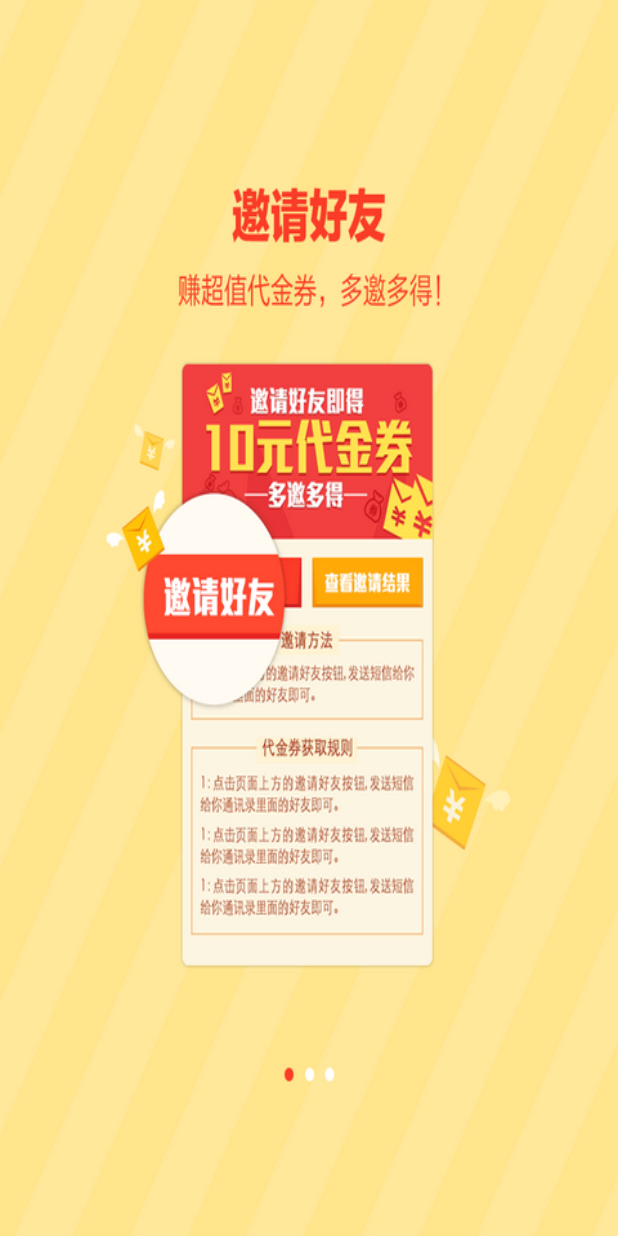
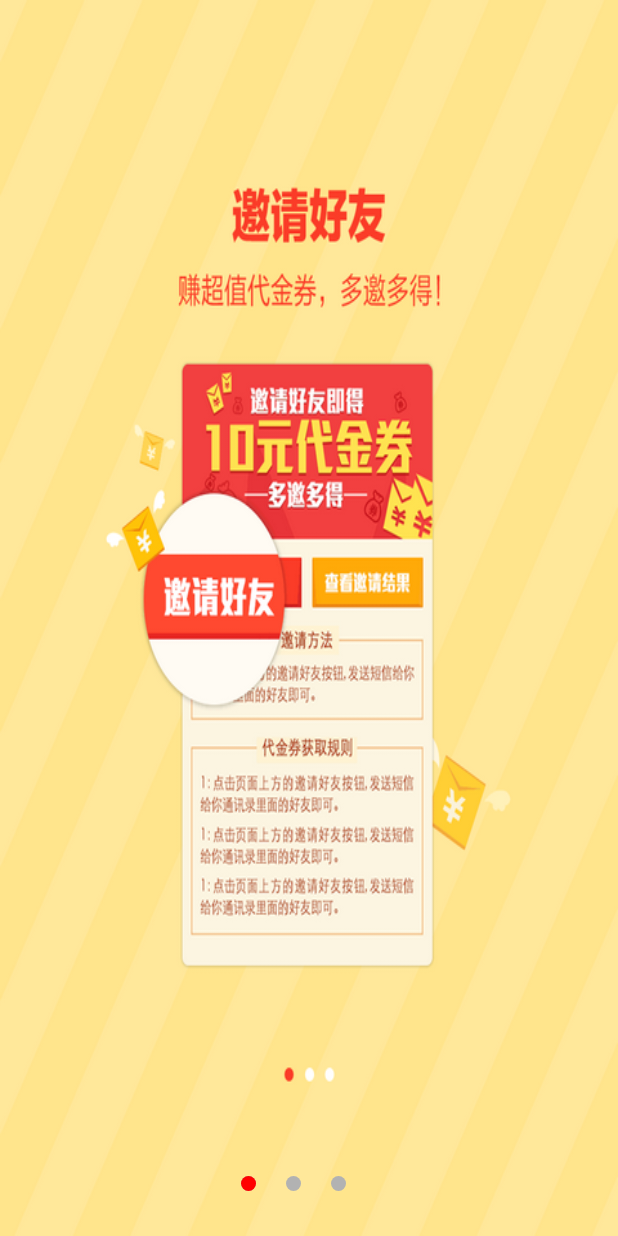
Before and after one commit to lsyz0021/MyNews, an Android app: the screen it shows after launch (GuideActivity), on a phone screen of 412 x 824 dp. Run offline under Robolectric (Android 15) with nearby library versions, the phone set to English and light mode, and no system bars; our stand-ins replace ButterKnife.

Commit message:
完成GuideActivity 小圆点

```diff
--- a/app/src/main/java/com/bandeng/mynews/activity/GuideActivity.java
+++ b/app/src/main/java/com/bandeng/mynews/activity/GuideActivity.java
@@ -5,14 +5,18 @@ import android.os.Bundle;
 import android.support.v4.view.ViewPager;
 import android.support.v7.app.AppCompatActivity;
 import android.view.View;
+import android.view.ViewTreeObserver;
 import android.view.WindowManager;
 import android.widget.Button;
 import android.widget.ImageView;
+import android.widget.LinearLayout;
+import android.widget.RelativeLayout;
 
 import com.bandeng.mynews.R;
 import com.bandeng.mynews.adapter.GuidePagerAdapter;
 import com.bandeng.mynews.utils.MyConstant;
 import com.bandeng.mynews.utils.SPUtils;
+import com.bandeng.mynews.utils.Uiutil;
 
 import java.util.ArrayList;
 
@@ -24,10 +28,14 @@ public class GuideActivity extends AppCompatActivity {
 
     @BindView(R.id.btn_guide_open)
     Button btnGuideOpen;
-
-
     @BindView(R.id.vp_guide_viewpager)
     ViewPager mGuide_ViewPager;
+
+    int[] imgID = {R.drawable.guide_1, R.drawable.guide_2, R.drawable.guide_3};
+    @BindView(R.id.ll_container_gray_point)
+    LinearLayout mContainerGrayPoint;
+    @BindView(R.id.img_guide_red_point)
+    View imgGuideRedPoint;
 
     @Override
     protected void onCreate(Bundle savedInstanceState) {
@@ -36,12 +44,38 @@ public class GuideActivity extends AppCompatActivity {
         setContentView(R.layout.activity_guide);
         ButterKnife.bind(this);
 
-        // 如果不是第一次进入就直接进入splash界面，只有在banner的最后一页点击进入才将Constant.ISFIRSTOPEN的值为true
+        // 如果不是第一次进入就直接进入splash界面，只有在banner的最后一页点击进入才将Constant.ISFIRSTOPEN的值为false
         if (!SPUtils.getBoolean(this, MyConstant.ISFIRSTOPEN, true)) {
             Intent intent = new Intent(this, SplashActivity.class);
             startActivity(intent);
             finish();
         }
+        // 创建小红点
+        createGrayPoint();
+
+    }
+
+    /**
+     * 创建小灰色点
+     */
+    private void createGrayPoint() {
+        for (int id : imgID) {
+            View view = new View(this);
+            view.setBackgroundResource(R.drawable.guide_gray_point_shape);
+            // 直径为10dp是圆
+            LinearLayout.LayoutParams layoutParams = new LinearLayout.LayoutParams(Uiutil.dip2px(this, 10), Uiutil.dip2px(this, 10));
+            // 圆点的距离为20dp
+            layoutParams.rightMargin = Uiutil.dip2px(this, 20);
+            mContainerGrayPoint.addView(view, layoutParams);
+        }
+        // 通过视图树监听获取 两个圆点间的width值
+        imgGuideRedPoint.getViewTreeObserver().addOnGlobalLayoutListener(new ViewTreeObserver.OnGlobalLayoutListener() {
+            @Override
+            public void onGlobalLayout() {
+                int width = mContainerGrayPoint.getChildAt(1).getLeft() - mContainerGrayPoint.getChildAt(0).getLeft();
+                imgGuideRedPoint.getViewTreeObserver().removeGlobalOnLayoutListener(this);
+            }
+        });
 
     }
 
@@ -52,8 +86,10 @@ public class GuideActivity extends AppCompatActivity {
         initViewPager();
     }
 
+    /**
+     * 初始化ViewPager
+     */
     private void initViewPager() {
-        int[] imgID = {R.drawable.guide_1, R.drawable.guide_2, R.drawable.guide_3};
         final ArrayList<ImageView> imageViews = new ArrayList<>();
         for (int id : imgID) {
             ImageView imageView = new ImageView(this);
@@ -61,18 +97,34 @@ public class GuideActivity extends AppCompatActivity {
             imageViews.add(imageView);
         }
 
-        GuidePagerAdapter pagerAdapter = new GuidePagerAdapter(imageViews);
+        final GuidePagerAdapter pagerAdapter = new GuidePagerAdapter(imageViews);
         mGuide_ViewPager.setAdapter(pagerAdapter);
 
         // 设置监听
         mGuide_ViewPager.addOnPageChangeListener(new ViewPager.OnPageChangeListener() {
+            int width = 0;
+
+            //position : 条目的位置 positionOffset : 移动的偏移的百分比 positionOffsetPixels : 移动的偏移的像素
             @Override
             public void onPageScrolled(int position, float positionOffset, int positionOffsetPixels) {
+                // 获取两个圆点间的距离
+                if (width == 0) {
+                    width = (mContainerGrayPoint.getChildAt(1).getLeft() - mContainerGrayPoint.getChildAt(0).getLeft());
+                }
+                // 红色圆点的移动方法1（设置红色圆点移动的参数）
+                RelativeLayout.LayoutParams layoutParams = (RelativeLayout.LayoutParams) imgGuideRedPoint.getLayoutParams();
+                layoutParams.leftMargin = (int) (width * position + width * positionOffset);
+                imgGuideRedPoint.setLayoutParams(layoutParams);
             }
 
             @Override
             public void onPageSelected(int position) {
+                // 判断按钮是否显示
                 btnGuideOpen.setVisibility(position == imageViews.size() - 1 ? View.VISIBLE : View.GONE);
+                // 红色圆点的移动方法2（ 选中后灰色圆点变成红色）
+                for (int i = 0; i <= mContainerGrayPoint.getChildCount() - 1; i++)
+                    mContainerGrayPoint.getChildAt(i).setBackgroundResource(position == i ?
+                            R.drawable.guide_red_point_shape : R.drawable.guide_gray_point_shape);
             }
 
             @Override
--- /dev/null
+++ b/app/src/main/java/com/bandeng/mynews/utils/Uiutil.java
@@ -0,0 +1,25 @@
+package com.bandeng.mynews.utils;
+
+import android.content.Context;
+
+/**
+ * Created by Lilu on 2017/2/18.
+ */
+
+public class Uiutil {
+    /**
+     * 根据手机的分辨率从 dip 的单位 转成为 px(像素)
+     */
+    public static int dip2px(Context context, float dpValue) {
+        final float scale = context.getResources().getDisplayMetrics().density;  //获取手机的屏幕的密度
+        return (int) (dpValue * scale + 0.5f);
+    }
+
+    /**
+     * 根据手机的分辨率从 px(像素) 的单位 转成为 dp
+     */
+    public static int px2dip(Context context, float pxValue) {
+        final float scale = context.getResources().getDisplayMetrics().density;
+        return (int) (pxValue / scale + 0.5f);
+    }
+}
--- /dev/null
+++ b/app/src/main/res/drawable/guide_gray_point_shape.xml
@@ -0,0 +1,5 @@
+<?xml version="1.0" encoding="utf-8"?>
+<shape xmlns:android="http://schemas.android.com/apk/res/android"
+    android:shape="oval">
+    <solid android:color="@color/vpi__bright_foreground_disabled_holo_light" />
+</shape>
--- /dev/null
+++ b/app/src/main/res/drawable/guide_red_point_shape.xml
@@ -0,0 +1,5 @@
+<?xml version="1.0" encoding="utf-8"?>
+<shape xmlns:android="http://schemas.android.com/apk/res/android"
+    android:shape="oval">
+    <solid android:color="@color/color_tab_text_checked" />
+</shape>
--- a/app/src/main/res/drawable/shape_red_corners_button_normal.xml
+++ b/app/src/main/res/drawable/shape_red_corners_button_normal.xml
@@ -1,5 +1,5 @@
 <?xml version="1.0" encoding="utf-8"?>
 <shape xmlns:android="http://schemas.android.com/apk/res/android">
     <solid android:color="@color/color_btn_red_normal" />
-    <corners android:radius="20px" />
+    <corners android:radius="8dp" />
 </shape>
--- a/app/src/main/res/drawable/shape_red_corners_button_pressed.xml
+++ b/app/src/main/res/drawable/shape_red_corners_button_pressed.xml
@@ -1,5 +1,5 @@
 <?xml version="1.0" encoding="utf-8"?>
 <shape xmlns:android="http://schemas.android.com/apk/res/android">
     <solid android:color="@color/color_btn_red_pressed" />
-    <corners android:radius="20px" />
+    <corners android:radius="8dp" />
 </shape>
--- a/app/src/main/res/layout/activity_guide.xml
+++ b/app/src/main/res/layout/activity_guide.xml
@@ -1,7 +1,6 @@
 <?xml version="1.0" encoding="utf-8"?>
 <RelativeLayout xmlns:android="http://schemas.android.com/apk/res/android"
     xmlns:tools="http://schemas.android.com/tools"
-    android:id="@+id/activity_guide"
     android:layout_width="match_parent"
     android:layout_height="match_parent"
     tools:context="com.bandeng.mynews.activity.GuideActivity">
@@ -9,7 +8,10 @@
     <android.support.v4.view.ViewPager
         android:id="@+id/vp_guide_viewpager"
         android:layout_width="match_parent"
-        android:layout_height="match_parent" />
+        android:layout_height="match_parent"
+        android:layout_alignParentLeft="true"
+        android:layout_alignParentStart="true"
+        android:layout_alignParentTop="true" />
 
     <Button
         android:id="@+id/btn_guide_open"
@@ -22,4 +24,27 @@
         android:text="@string/guide_btn_text"
         android:textColor="@color/guide_btn_text_color_selector"
         android:visibility="gone" />
+
+    <RelativeLayout
+        android:layout_width="wrap_content"
+        android:layout_height="wrap_content"
+        android:layout_alignParentBottom="true"
+        android:layout_centerHorizontal="true"
+        android:layout_marginBottom="@dimen/large_30">
+
+        <LinearLayout
+            android:id="@+id/ll_container_gray_point"
+            android:layout_width="wrap_content"
+            android:layout_height="wrap_content"
+            android:orientation="horizontal" />
+
+        <View
+            android:id="@+id/img_guide_red_point"
+            android:layout_width="@dimen/small_10"
+            android:layout_height="@dimen/small_10"
+            android:background="@drawable/guide_red_point_shape" />
+
+    </RelativeLayout>
+
+
 </RelativeLayout>
```
